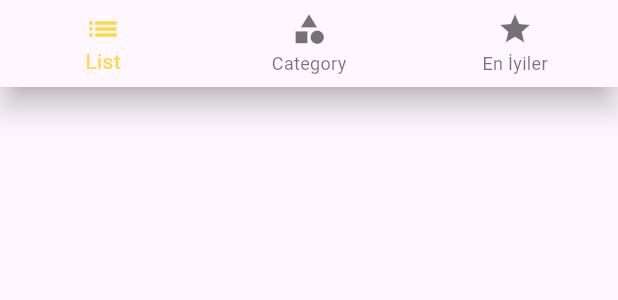
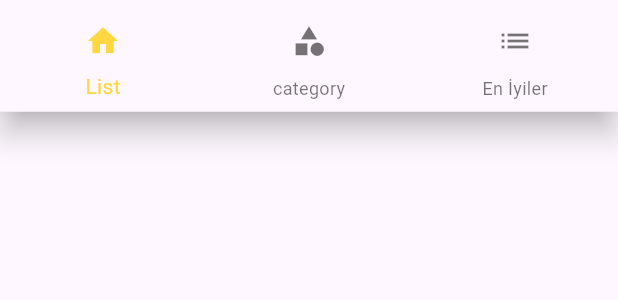
Before and after one commit to tugbayldz8/peraSoft1, a Flutter app: the BottomNavBuilder widget shown alone on an empty page, opened directly, on a phone screen of 412 x 824 dp. Shown: the top 300 px of the screen. Run offline on Flutter 3.47's test engine with Material 3 defaults, Android fonts, the phone set to English and light mode, and no system bars; our stand-ins replace go_router, page_transition.

Commit message:
bottomNavBar edited

```diff
--- a/lib/feature/bottom_nav/widget/bottom_nav_builder_widget.dart
+++ b/lib/feature/bottom_nav/widget/bottom_nav_builder_widget.dart
@@ -1,7 +1,8 @@
 import 'package:flutter/material.dart';
 import 'package:go_router/go_router.dart';
+import 'package:pera_soft1/product/extensions/context_extensions.dart';
 import '../../../product/theme/custom_color_scheme.dart';
-import '../../../product/utils/string_constants.dart';
+import '../../../product/utils/string/string_constants.dart';
 
 class BottomNavBuilder extends StatefulWidget {
   const BottomNavBuilder({super.key});
@@ -10,20 +11,52 @@ class BottomNavBuilder extends StatefulWidget {
   State<BottomNavBuilder> createState() => _BottomNavBuilderState();
 }
 
-int currentIndex = 0;
-
 class _BottomNavBuilderState extends State<BottomNavBuilder> {
 
-  void changeTab(int index) {
+  int currentIndex = 0;
+
+  List<BottomNavigationBarItem> bottomNavigationBarItemList() {
+    return [
+      buildNavigationBarItem(icon: Icons.home, index: 0),
+      buildNavigationBarItem(icon: Icons.category, index: 1),
+      buildNavigationBarItem(icon: Icons.list, index: 2),
+    ];
+  }
+
+  String _labelText(int index) {
+    if (index == 0) {
+      return StringConstants.list;
+    } else if (index == 1) {
+      return StringConstants.category;
+    } else {
+      return StringConstants.topList;
+    }
+  }
+
+
+  BottomNavigationBarItem buildNavigationBarItem({
+    required IconData icon,
+    required int index,
+  }) {
+    return BottomNavigationBarItem(
+        icon: Padding(
+          padding: context.paddingAllLow,
+          child: Icon(icon),
+        ),
+        label: _labelText(index));
+  }
+
+
+  Future<void> changeTab(int index, BuildContext context) async {
     switch (index) {
       case 0:
-        context.go('/home_page');
+        GoRouter.of(context).go('/home_page');
         break;
       case 1:
-        context.go('/category_page');
+        GoRouter.of(context).go('/category_page');
         break;
       default:
-        context.go('/top_list_page');
+        GoRouter.of(context).go('/top_list_page');
         break;
     }
     setState(() {
@@ -34,23 +67,13 @@ class _BottomNavBuilderState extends State<BottomNavBuilder> {
   @override
   Widget build(BuildContext context) {
     return BottomNavigationBar(
-      fixedColor: CustomColorScheme.appBarBackground,
-      items: [
-        BottomNavigationBarItem(
-          icon: const Icon(Icons.list),
-          label: StringConstants.list,
-        ),
-        BottomNavigationBarItem(
-          icon: const Icon(Icons.category),
-          label: StringConstants.category2,
-        ),
-        BottomNavigationBarItem(
-          icon: const Icon(Icons.star),
-          label: StringConstants.topList,
-        ),
-      ],
-      currentIndex: currentIndex,
-      onTap: changeTab,
-    );
+        type: BottomNavigationBarType.fixed,
+        fixedColor: CustomColorScheme.appBarBackground,
+        items: bottomNavigationBarItemList(),
+        currentIndex: currentIndex,
+        onTap: (index) {
+          changeTab(index, context);
+        });
   }
+
 }
--- a/lib/feature/category/presentation/widget/container_widget.dart
+++ b/lib/feature/category/presentation/widget/container_widget.dart
@@ -1,6 +1,6 @@
 import 'package:flutter/material.dart';
 import '../../../../product/theme/custom_color_scheme.dart';
-import '../../../../product/utils/string_constants.dart';
+import '../../../../product/utils/string/string_constants.dart';
 import 'package:pera_soft1/product/extensions/context_extensions.dart';
 
 final class ContainerWidget extends StatelessWidget {
--- a/lib/feature/home/data/repositories/services/product/product_service.dart
+++ b/lib/feature/home/data/repositories/services/product/product_service.dart
@@ -1,5 +1,5 @@
 import 'dart:convert';
-import 'package:pera_soft1/product/utils/string_constants.dart';
+import 'package:pera_soft1/product/utils/string/string_constants.dart';
 import '../../../models/product/product_model.dart';
 import 'package:http/http.dart' as http;
 
--- a/lib/feature/landing/presentation/widget/image_asset_widget.dart
+++ b/lib/feature/landing/presentation/widget/image_asset_widget.dart
@@ -1,7 +1,7 @@
 
 import 'package:flutter/material.dart';
 
-import '../../../../product/utils/image_assets_constants.dart';
+import '../../../../product/utils/image/image_assets_constants.dart';
 
 final class ImageAssetWidget extends StatelessWidget {
   const ImageAssetWidget({
--- a/lib/feature/landing/presentation/widget/outlined_button_widget.dart
+++ b/lib/feature/landing/presentation/widget/outlined_button_widget.dart
@@ -1,6 +1,6 @@
 import 'package:flutter/material.dart';
 import 'package:go_router/go_router.dart';
-import 'package:pera_soft1/product/utils/string_constants.dart';
+import 'package:pera_soft1/product/utils/string/string_constants.dart';
 import '../../../../product/theme/custom_color_scheme.dart';
 import 'package:pera_soft1/product/extensions/context_extensions.dart';
 
--- a/lib/feature/topList/presentation/view/topl_list_page.dart
+++ b/lib/feature/topList/presentation/view/topl_list_page.dart
@@ -1,6 +1,6 @@
 import 'package:flutter/material.dart';
 import 'package:pera_soft1/product/widget/custom_appbar_widget.dart';
-import '../../../../product/utils/string_constants.dart';
+import '../../../../product/utils/string/string_constants.dart';
 import '../widget/future_builder_widget.dart';
 
 class TopListPage extends StatelessWidget {
@@ -9,8 +9,8 @@ class TopListPage extends StatelessWidget {
   @override
   Widget build(BuildContext context) {
     return Scaffold(
-      appBar:CustomAppBarWidget(appBarTitle: StringConstants.enPahaliUrunler),
-      body:const FutureBuilderWidget(),
+      appBar: CustomAppBarWidget(appBarTitle: StringConstants.enPahaliUrunler),
+      body: FutureBuilderWidget(),
     );
   }
 }
--- a/lib/product/utils/image_assets_constants.dart
+++ b/lib/product/utils/image/image_assets_constants.dart
@@ -1,5 +1,3 @@
-
-
 import 'package:flutter/material.dart';
 
 @immutable
--- a/lib/product/utils/string_constants.dart
+++ b/lib/product/utils/string/string_constants.dart
@@ -1,5 +1,8 @@
+import 'package:flutter/material.dart';
+
+@immutable
 final class StringConstants {
-  StringConstants._();
+  const StringConstants._();
   static String kategoriler = 'Kategoriler';
   static String listeler = 'Listeler';
   static String topList = 'En İyiler';
--- a/pubspec.yaml
+++ b/pubspec.yaml
@@ -42,6 +42,7 @@ dependencies:
   get_it: ^7.6.7
   dio: ^5.4.1
   connectivity_plus: ^5.0.2
+  easy_localization: ^3.0.5
 
 dev_dependencies:
   flutter_test:
```
Also changed, not shown: lib/feature/bottom_nav/mixin/bottom_nav_mixin.dart (added, +59 -0 lines), lib/feature/bottom_nav/view/custom_bottom_nav_page.dart (+87 -5 lines), lib/feature/category/presentation/view/category_page.dart (+8 -5 lines), lib/feature/deneme_page.dart (added, +53 -0 lines), lib/feature/home/presentation/view/home_page.dart (+7 -19 lines), lib/feature/list/presentation/view/list_page.dart (deleted, +0 -41 lines), lib/feature/topList/presentation/widget/future_builder_widget.dart (+5 -3 lines), lib/product/context/bottom_nav_context.dart (added, +20 -0 lines), lib/product/provider/custom_provider.dart (added, +17 -0 lines), lib/product/router/app_router.dart (+7 -3 lines), pubspec.lock, 1 other file.
